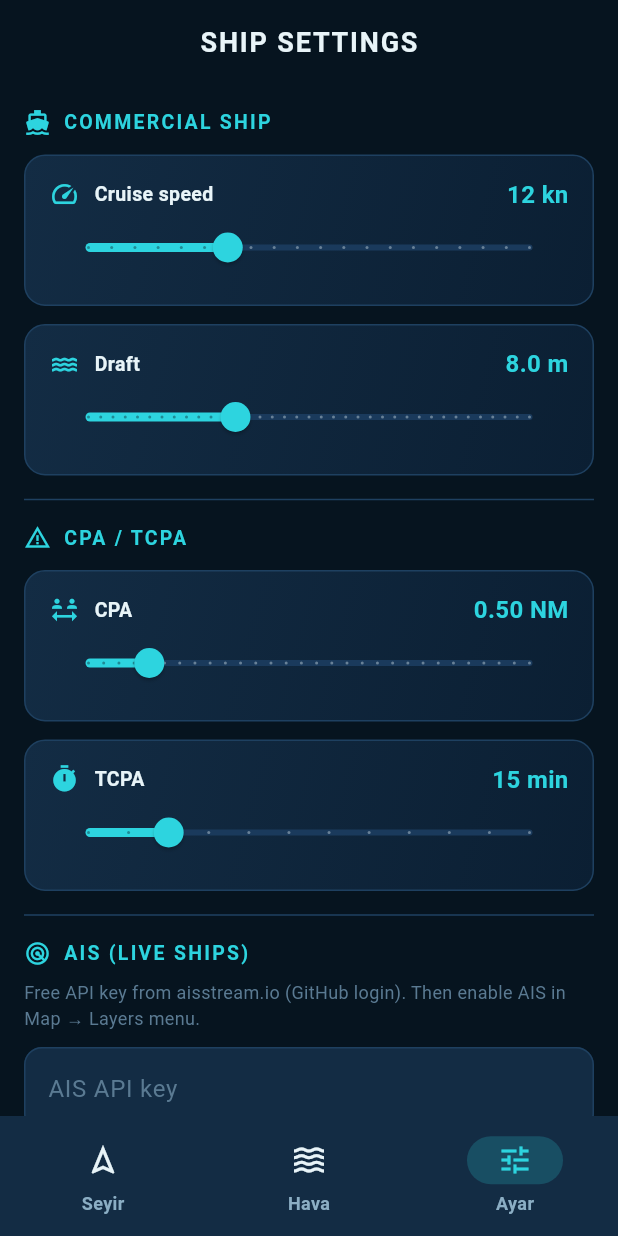
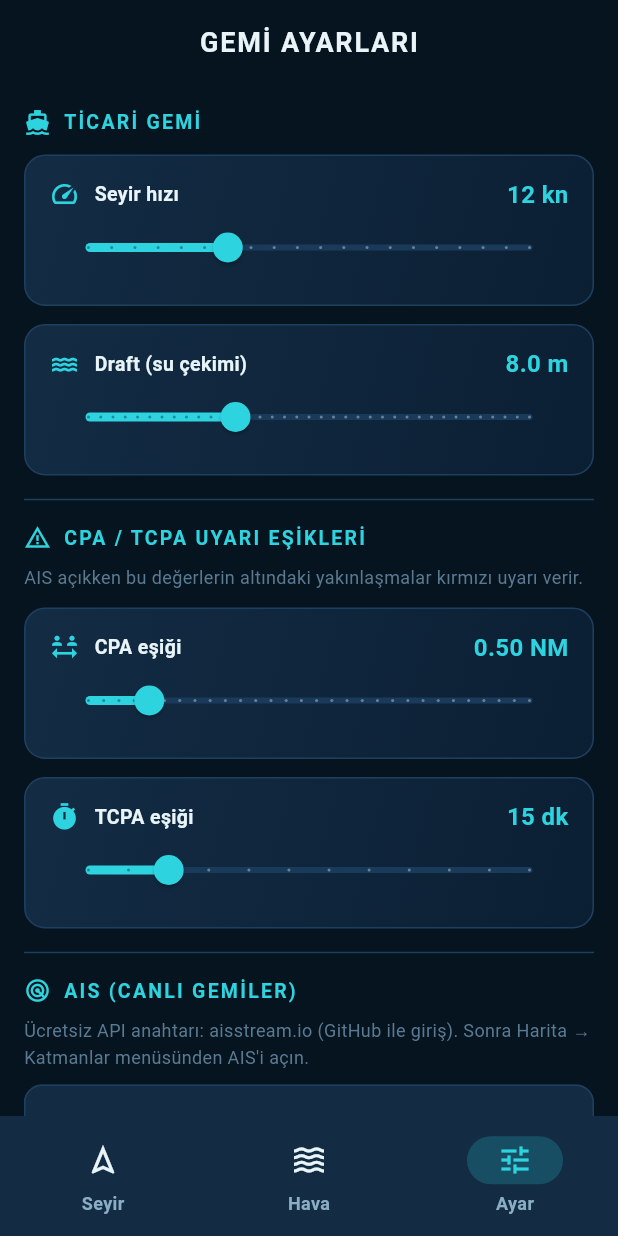
Before and after one commit to rep1ck/Asistan-Kaptan, a Flutter app: the screen it shows after launch, item 3 of the bottom bar chosen, on a phone screen of 412 x 824 dp. Run offline on Flutter 3.47's test engine with Material 3 defaults, Android fonts, the phone set to English and light mode, and no system bars; our stand-ins replace flutter_map, flutter_riverpod, geolocator, latlong2, shared_preferences; network calls fail.

Commit message:
feat: v1.1.0 — CPA/TCPA hesaplama, AIS tehlike uyarıları, Türkçe UI
- NavMath: CPA/TCPA (yakınlaşma mesafesi ve süre)
- Harita: tehlikeli AIS gemileri kırmızı, tıklayınca detay paneli
- CPA banner: en yakın yaklaşan gemi özeti
- Ayarlar ve arayüz tamamen Türkçe
- Sürüm 1.1.0+5

```diff
--- a/lib/screens/settings_screen.dart
+++ b/lib/screens/settings_screen.dart
@@ -49,15 +49,15 @@ class _SettingsScreenState extends State<SettingsScreen> {
       );
     }
     return Scaffold(
-      appBar: AppBar(title: const Text('SHIP SETTINGS')),
+      appBar: AppBar(title: const Text('GEMİ AYARLARI')),
       body: ListView(
         padding: const EdgeInsets.all(16),
         children: [
-          _sectionHeader('COMMERCIAL SHIP', Icons.directions_boat),
+          _sectionHeader('TİCARİ GEMİ', Icons.directions_boat),
           const SizedBox(height: 12),
           _sliderCard(
             icon: Icons.speed,
-            label: 'Cruise speed',
+            label: 'Seyir hızı',
             value: cruise,
             min: 6,
             max: 25,
@@ -72,7 +72,7 @@ class _SettingsScreenState extends State<SettingsScreen> {
           const SizedBox(height: 12),
           _sliderCard(
             icon: Icons.water,
-            label: 'Draft',
+            label: 'Draft (su çekimi)',
             value: draft,
             min: 2,
             max: 20,
@@ -85,11 +85,16 @@ class _SettingsScreenState extends State<SettingsScreen> {
             },
           ),
           const Divider(),
-          _sectionHeader('CPA / TCPA', Icons.warning_amber),
+          _sectionHeader('CPA / TCPA UYARI EŞİKLERİ', Icons.warning_amber),
+          const SizedBox(height: 8),
+          const Text(
+            'AIS açıkken bu değerlerin altındaki yakınlaşmalar kırmızı uyarı verir.',
+            style: TextStyle(fontSize: 12, color: MaritimeColors.textMuted),
+          ),
           const SizedBox(height: 12),
           _sliderCard(
             icon: Icons.social_distance,
-            label: 'CPA',
+            label: 'CPA eşiği',
             value: cpa,
             min: 0.1,
             max: 3.0,
@@ -104,12 +109,12 @@ class _SettingsScreenState extends State<SettingsScreen> {
           const SizedBox(height: 12),
           _sliderCard(
             icon: Icons.timer,
-            label: 'TCPA',
+            label: 'TCPA eşiği',
             value: tcpa,
             min: 5,
             max: 60,
             divisions: 11,
-            unit: ' min',
+            unit: ' dk',
             format: (v) => v.toStringAsFixed(0),
             onChanged: (v) async {
               setState(() => tcpa = v);
@@ -117,11 +122,11 @@ class _SettingsScreenState extends State<SettingsScreen> {
             },
           ),
           const Divider(),
-          _sectionHeader('AIS (LIVE SHIPS)', Icons.radar),
+          _sectionHeader('AIS (CANLI GEMİLER)', Icons.radar),
           const SizedBox(height: 8),
           const Text(
-            'Free API key from aisstream.io (GitHub login). '
-            'Then enable AIS in Map → Layers menu.',
+            'Ücretsiz API anahtarı: aisstream.io (GitHub ile giriş). '
+            'Sonra Harita → Katmanlar menüsünden AIS\'i açın.',
             style: TextStyle(fontSize: 12, color: MaritimeColors.textMuted),
           ),
           const SizedBox(height: 10),
@@ -130,7 +135,7 @@ class _SettingsScreenState extends State<SettingsScreen> {
             obscureText: true,
             style: const TextStyle(color: MaritimeColors.textPrimary),
             decoration: InputDecoration(
-              labelText: 'AIS API key',
+              labelText: 'AIS API anahtarı',
               labelStyle: const TextStyle(color: MaritimeColors.textMuted),
               filled: true,
               fillColor: MaritimeColors.surfaceDark,
@@ -161,10 +166,10 @@ class _SettingsScreenState extends State<SettingsScreen> {
                   child: Column(
                     crossAxisAlignment: CrossAxisAlignment.start,
                     children: [
-                      Text('Version',
+                      Text('Sürüm',
                           style: TextStyle(
                               fontSize: 12, color: MaritimeColors.textMuted)),
-                      Text('1.0.3 AIS',
+                      Text('1.1.0 CPA/TCPA',
                           style: TextStyle(
                               fontSize: 16,
                               fontWeight: FontWeight.w700,
--- a/pubspec.yaml
+++ b/pubspec.yaml
@@ -1,7 +1,7 @@
 name: kaptan_asistani
 description: Kaptan Asistani - Denizcilik Seyir Asistani
 publish_to: "none"
-version: 1.0.3+4
+version: 1.1.0+5
 
 environment:
   sdk: ">=3.2.0 <4.0.0"
```
Also changed, not shown: lib/core/nav_math.dart (+66 -0 lines), 1 other file.
